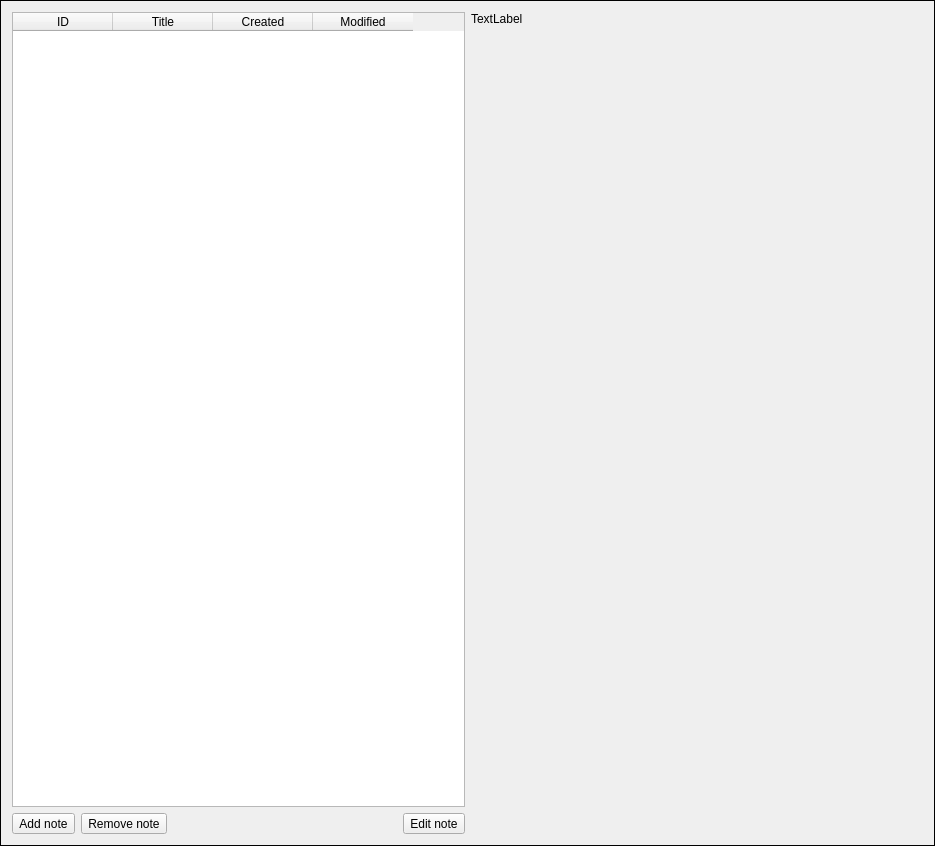
This is trunk/src/edr/src/plugins/newCommunication/ui/NotesWidget.ui in mk4me/hm-mde-one as Qt 5 draws it before an edit. The edited form follows.
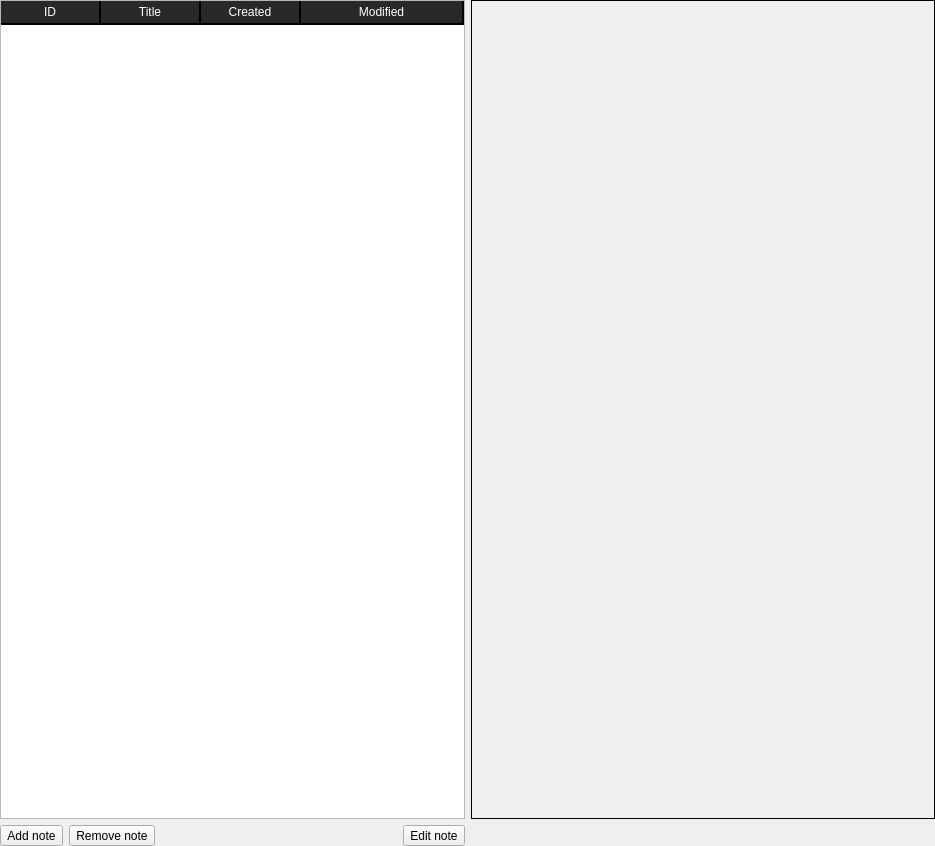
This is the edited form.

Diff of the .ui file:
```diff
--- a/trunk/src/edr/src/plugins/newCommunication/ui/NotesWidget.ui
+++ b/trunk/src/edr/src/plugins/newCommunication/ui/NotesWidget.ui
@@ -20,20 +20,33 @@
    <string>Frame</string>
   </property>
   <property name="frameShape">
-   <enum>QFrame::Box</enum>
+   <enum>QFrame::NoFrame</enum>
   </property>
   <property name="frameShadow">
    <enum>QFrame::Plain</enum>
   </property>
   <layout class="QGridLayout" name="gridLayout">
+   <property name="margin">
+    <number>0</number>
+   </property>
    <item row="0" column="0">
     <widget class="QTableWidget" name="notesTable">
      <property name="sizePolicy">
-      <sizepolicy hsizetype="Expanding" vsizetype="Expanding">
+      <sizepolicy hsizetype="Preferred" vsizetype="Expanding">
        <horstretch>0</horstretch>
        <verstretch>0</verstretch>
       </sizepolicy>
      </property>
+     <property name="styleSheet">
+      <string notr="true">QHeaderView::section:horizontal {
+	background: rgb(41,41,41);
+	color: white;
+	padding: 2px;
+	border: 2px solid black;
+	border-top: none;
+	border-left: none;
+}</string>
+     </property>
      <property name="editTriggers">
       <set>QAbstractItemView::NoEditTriggers</set>
      </property>
@@ -46,6 +59,12 @@
      <property name="selectionBehavior">
       <enum>QAbstractItemView::SelectRows</enum>
      </property>
+     <property name="showGrid">
+      <bool>false</bool>
+     </property>
+     <property name="gridStyle">
+      <enum>Qt::SolidLine</enum>
+     </property>
      <property name="sortingEnabled">
       <bool>true</bool>
      </property>
@@ -53,7 +72,7 @@
       <bool>true</bool>
      </attribute>
      <attribute name="horizontalHeaderStretchLastSection">
-      <bool>false</bool>
+      <bool>true</bool>
      </attribute>
      <column>
       <property name="text">
@@ -85,8 +104,17 @@
        <verstretch>0</verstretch>
       </sizepolicy>
      </property>
+     <property name="minimumSize">
+      <size>
+       <width>0</width>
+       <height>0</height>
+      </size>
+     </property>
+     <property name="frameShape">
+      <enum>QFrame::Box</enum>
+     </property>
      <property name="text">
-      <string>TextLabel</string>
+      <string/>
      </property>
      <property name="alignment">
       <set>Qt::AlignLeading|Qt::AlignLeft|Qt::AlignTop</set>
```
